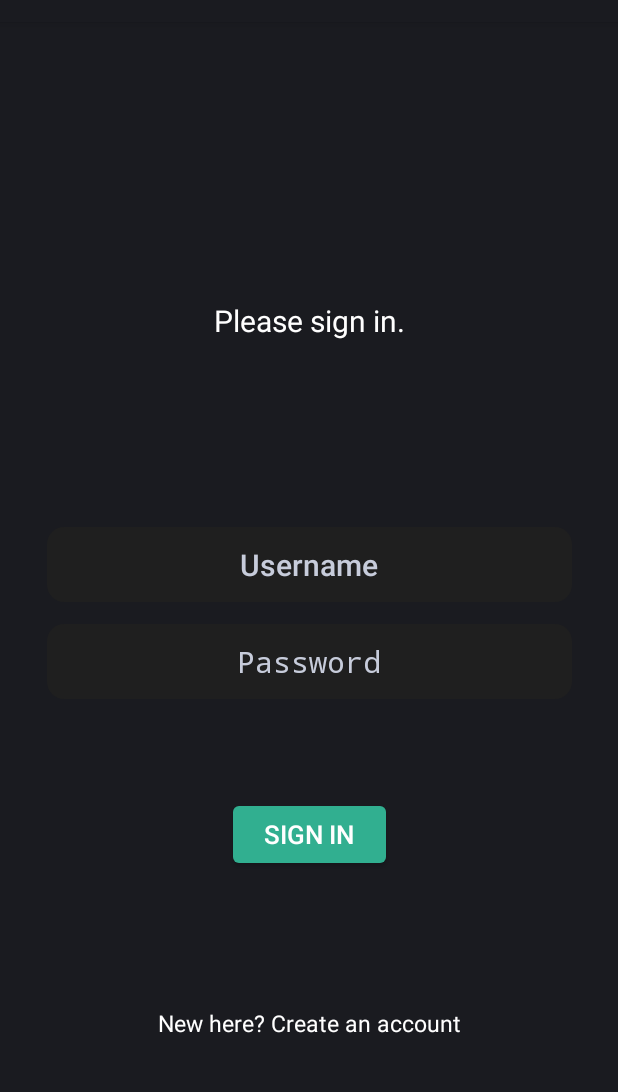
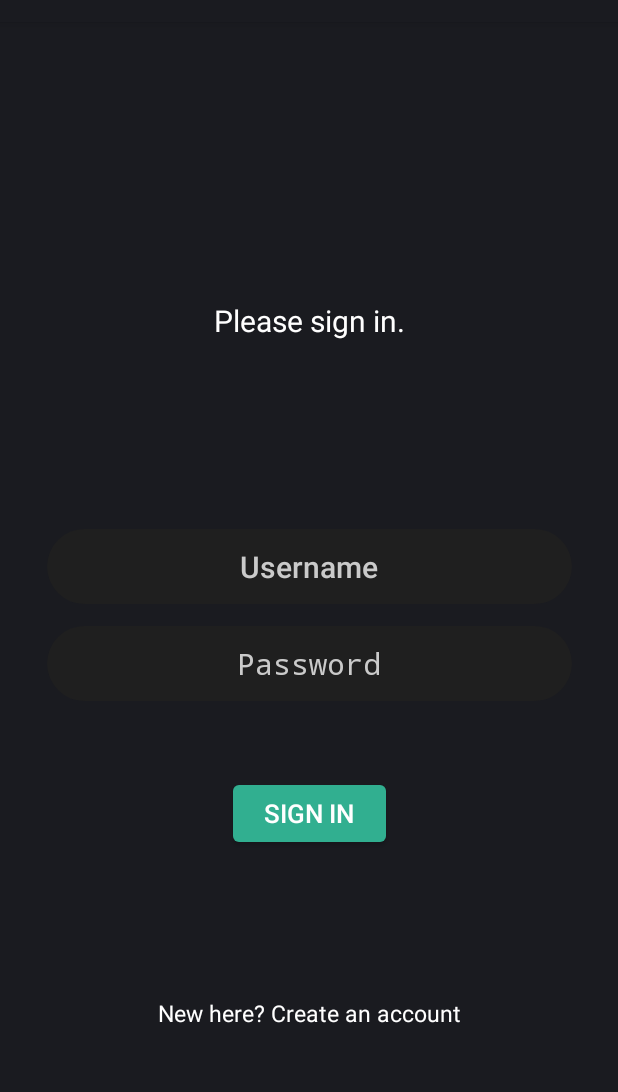
Before and after one commit to SaraZebardast/ExamCram, an Android app: the layout activity_main.xml on its own in the app's theme, with its tools: preview values and no code run, on a phone screen of 412 x 824 dp, the part 62-1154 px from its top. Run offline under Robolectric (Android 15) with nearby library versions, the phone set to English and light mode, and no system bars.

Commit message:
trying something

```diff
--- a/app/src/main/res/drawable/ic_baseline_person_24.xml
+++ /dev/null
@@ -1,10 +0,0 @@
-<vector xmlns:android="http://schemas.android.com/apk/res/android"
-    android:width="24dp"
-    android:height="24dp"
-    android:viewportWidth="24"
-    android:viewportHeight="24"
-    android:tint="?attr/colorControlNormal">
-  <path
-      android:fillColor="@android:color/white"
-      android:pathData="M12,12c2.21,0 4,-1.79 4,-4s-1.79,-4 -4,-4 -4,1.79 -4,4 1.79,4 4,4zM12,14c-2.67,0 -8,1.34 -8,4v2h16v-2c0,-2.66 -5.33,-4 -8,-4z"/>
-</vector>
--- a/app/src/main/res/drawable/roundedbutton.xml
+++ b/app/src/main/res/drawable/roundedbutton.xml
@@ -2,8 +2,8 @@
 <shape xmlns:android="http://schemas.android.com/apk/res/android"
     android:shape="rectangle">
     <solid android:color="@color/darkGrey" />
-    <corners android:bottomRightRadius="11dp"
-        android:bottomLeftRadius="11dp"
-        android:topRightRadius="11dp"
-        android:topLeftRadius="11dp"/>
+    <corners android:bottomRightRadius="30dp"
+        android:bottomLeftRadius="30dp"
+        android:topRightRadius="30dp"
+        android:topLeftRadius="30dp"/>
 </shape>
--- a/app/src/main/res/layout/activity_main.xml
+++ b/app/src/main/res/layout/activity_main.xml
@@ -25,12 +25,12 @@
         android:id="@+id/editText2"
         android:layout_width="350dp"
         android:layout_height="50dp"
-        android:layout_marginTop="124dp"
+        android:layout_marginTop="125dp"
         android:gravity="center"
         android:hint="@string/username"
         android:textColor="@color/white"
         android:background="@drawable/roundedbutton"
-        android:textColorHint="@color/lightPeriwinkle"
+        android:textColorHint="@color/faded_white"
         android:textSize="20sp"
         app:layout_constraintBottom_toBottomOf="parent"
         app:layout_constraintEnd_toEndOf="parent"
@@ -39,18 +39,18 @@
         app:layout_constraintTop_toBottomOf="@+id/textView"
         app:layout_constraintVertical_bias="0.0"
         android:autofillHints=""
-        android:inputType="textVisiblePassword"></EditText>
+        android:inputType="textVisiblePassword" />
 
     <EditText
         android:id="@+id/editText"
         android:layout_width="350dp"
         android:layout_height="50dp"
-        android:layout_marginTop="124dp"
+        android:layout_marginTop="125dp"
         android:background="@drawable/roundedbutton"
         android:gravity="center"
         android:hint="@string/password"
         android:textColor="@color/white"
-        android:textColorHint="@color/lightPeriwinkle"
+        android:textColorHint="@color/faded_white"
         android:textSize="20sp"
         android:inputType="textPassword"
         app:layout_constraintBottom_toBottomOf="parent"
@@ -59,7 +59,7 @@
         app:layout_constraintStart_toStartOf="parent"
         app:layout_constraintTop_toBottomOf="@+id/textView"
         app:layout_constraintVertical_bias="0.170"
-        android:autofillHints=""></EditText>
+        android:autofillHints="" />
 
     <TextView
         android:id="@+id/textView"
@@ -90,6 +90,6 @@
         app:layout_constraintHorizontal_bias="0.500"
         app:layout_constraintStart_toStartOf="parent"
         app:layout_constraintTop_toTopOf="parent"
-        app:layout_constraintVertical_bias="0.720" />
+        app:layout_constraintVertical_bias="0.700" />
 
 </androidx.constraintlayout.widget.ConstraintLayout>
--- a/app/src/main/res/values-night/themes.xml
+++ b/app/src/main/res/values-night/themes.xml
@@ -1,6 +1,6 @@
 <resources xmlns:tools="http://schemas.android.com/tools">
     <!-- Base application theme. -->
-    <style name="Theme.Examcram" parent="Theme.MaterialComponents.DayNight.DarkActionBar">
+    <style name="Theme.Examcram" parent="Theme.MaterialComponents.DayNight.NoActionBar">
         <!-- Primary brand color. -->
         <item name="colorPrimary">@color/purple_200</item>
         <item name="colorPrimaryVariant">@color/black</item>
--- a/app/src/main/res/values/colors.xml
+++ b/app/src/main/res/values/colors.xml
@@ -7,6 +7,7 @@
     <color name="teal_700">#FF018786</color>
     <color name="black">#FF000000</color>
     <color name="white">#FFFFFFFF</color>
+    <color name="faded_white">#CACACA</color>
     ## color palette for the app! [yohan you]
     <color name="peachCrayola">#F7C59F</color>
     <color name="spaceCadet">#2A324B</color>
```
